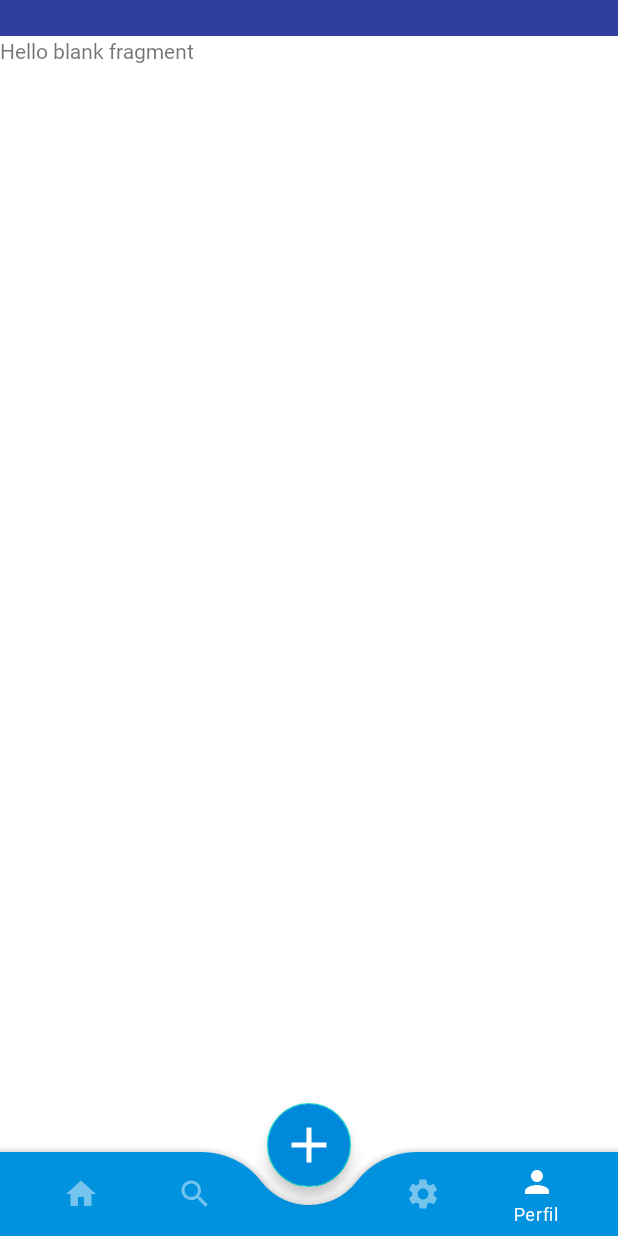
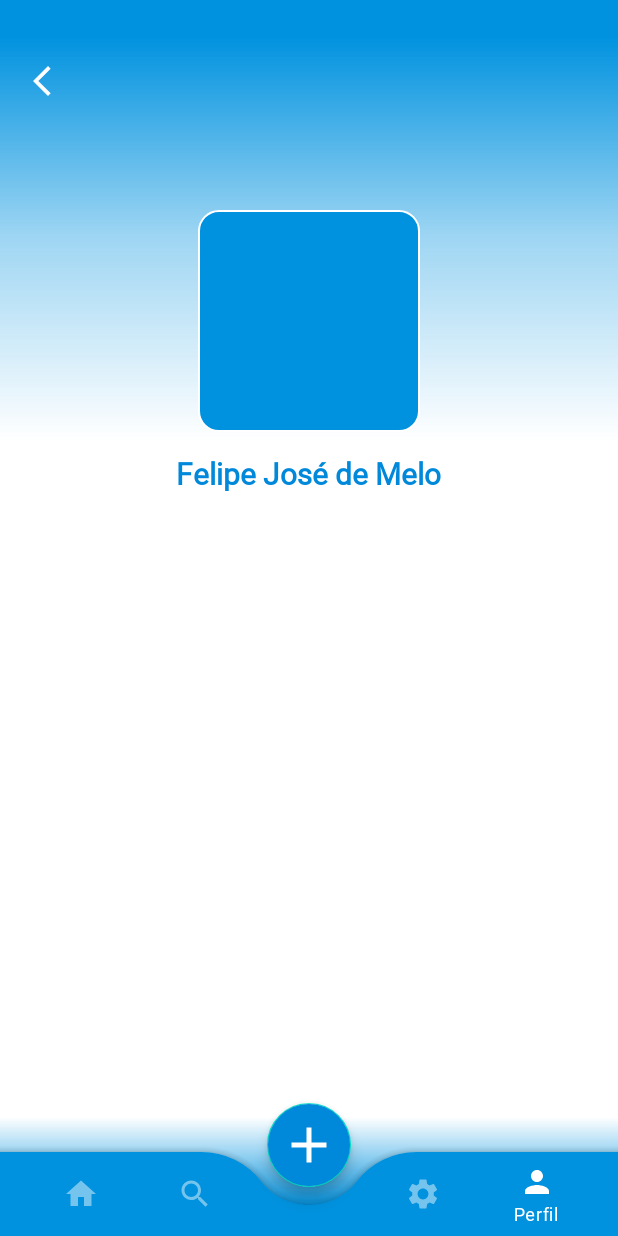
Before and after one commit to felipemelo7782/Teto_Br2, an Android app: the screen it shows after launch (HomeActivity), item 5 of the bottom bar chosen, on a phone screen of 412 x 824 dp. Run offline under Robolectric (Android 15) with nearby library versions, the phone set to English and light mode, and no system bars; our stand-ins replace data binding; 1 statement that could not run was skipped.

Commit message:
04.04.2024-2

```diff
--- a/app/build.gradle.kts
+++ b/app/build.gradle.kts
@@ -49,6 +49,7 @@ dependencies {
     implementation(libs.androidx.activity)
     implementation(libs.androidx.constraintlayout)
     implementation(libs.androidx.databinding)
+    implementation(libs.circleimageview)
     implementation(libs.androidx.coordinatorlayout)
     //kapt(libs.androidx.databindingCompiler)
     testImplementation(libs.junit)
--- a/app/src/main/AndroidManifest.xml
+++ b/app/src/main/AndroidManifest.xml
@@ -14,7 +14,6 @@
         tools:targetApi="31">
         <activity
             android:name=".activitys.HomeActivity"
-            android:theme="@style/Base2.Theme.TetoBr"
             android:exported="true" >
             <intent-filter>
                 <action android:name="android.intent.action.MAIN" />
--- a/app/src/main/java/com/techo/tetobr/activitys/HomeActivity.kt
+++ b/app/src/main/java/com/techo/tetobr/activitys/HomeActivity.kt
@@ -15,6 +15,7 @@ import com.techo.tetobr.fragments.EventsFragment
 import com.techo.tetobr.fragments.HomeFragment
 import com.techo.tetobr.fragments.ProfileFragment
 import com.techo.tetobr.fragments.SearchFragment
+import com.techo.tetobr.fragments.UsersFragment
 
 
 class HomeActivity : AppCompatActivity() {
@@ -23,7 +24,6 @@ class HomeActivity : AppCompatActivity() {
         enableEdgeToEdge()
         val binding = ActivityHomeBinding.inflate(layoutInflater)
         setContentView(binding.root)
-
         //-----------
         val statusBarHeight = getStatusBarHeight()
         binding.let {
@@ -33,13 +33,12 @@ class HomeActivity : AppCompatActivity() {
             hometoolbar.layoutParams = layoutParams }
         //-----------
         initializeLogic(binding)
-
     }
 
     private fun initializeLogic(it: ActivityHomeBinding) {
         val fragmentArrayList: ArrayList<Fragment> = ArrayList<Fragment>()
         fragmentArrayList.add(HomeFragment())
-        fragmentArrayList.add(SearchFragment())
+        fragmentArrayList.add(UsersFragment())
         fragmentArrayList.add(EventsFragment())
         fragmentArrayList.add(ProfileFragment())
         val adapterViewPager = AdapterViewPager(this, fragmentArrayList)
--- /dev/null
+++ b/app/src/main/res/drawable/background_gradient.xml
@@ -0,0 +1,14 @@
+<?xml version="1.0" encoding="utf-8"?>
+<shape xmlns:android="http://schemas.android.com/apk/res/android"
+    android:padding="10dp"
+    android:shape="rectangle">
+
+    <gradient
+        android:startColor="@color/blue"
+        android:centerColor="#600092DF"
+        android:endColor="@color/transparent"
+        android:angle="270"
+        />
+
+
+</shape>
--- /dev/null
+++ b/app/src/main/res/drawable/background_gradient_reverse.xml
@@ -0,0 +1,9 @@
+<?xml version="1.0" encoding="utf-8"?>
+<shape xmlns:android="http://schemas.android.com/apk/res/android"
+    android:padding="10dp"
+    android:shape="rectangle">
+
+    <gradient android:startColor="@color/transparent" android:endColor="@color/blue" android:angle="270" />
+
+
+</shape>
--- /dev/null
+++ b/app/src/main/res/drawable/baseline_back_24.xml
@@ -0,0 +1,5 @@
+<vector xmlns:android="http://schemas.android.com/apk/res/android" android:height="24dp" android:tint="#000000" android:viewportHeight="24" android:viewportWidth="24" android:width="24dp">
+
+    <path android:fillColor="@android:color/white" android:pathData="M17.77,3.77l-1.77,-1.77l-10,10l10,10l1.77,-1.77l-8.23,-8.23z"/>
+
+</vector>
--- /dev/null
+++ b/app/src/main/res/drawable/baseline_person_add_24.xml
@@ -0,0 +1,5 @@
+<vector xmlns:android="http://schemas.android.com/apk/res/android" android:height="24dp" android:tint="#000000" android:viewportHeight="24" android:viewportWidth="24" android:width="24dp">
+
+    <path android:fillColor="@android:color/white" android:pathData="M15,12c2.21,0 4,-1.79 4,-4s-1.79,-4 -4,-4 -4,1.79 -4,4 1.79,4 4,4zM6,10L6,7L4,7v3L1,10v2h3v3h2v-3h3v-2L6,10zM15,14c-2.67,0 -8,1.34 -8,4v2h16v-2c0,-2.66 -5.33,-4 -8,-4z"/>
+
+</vector>
--- a/app/src/main/res/layout/activity_home.xml
+++ b/app/src/main/res/layout/activity_home.xml
@@ -7,27 +7,28 @@
 
     </data>
     <LinearLayout
+        android:id="@+id/background"
         android:layout_width="match_parent"
         android:layout_height="match_parent"
         android:orientation="vertical"
         tools:context=".activitys.MainActivity"
-        android:background="@color/colorPrimaryDark"
+        android:background="@color/blue"
         android:gravity="top">
         <androidx.coordinatorlayout.widget.CoordinatorLayout
             android:id="@+id/toolbar"
             android:layout_width="match_parent"
             android:layout_height="match_parent"
             >
-
             <androidx.viewpager2.widget.ViewPager2
                 android:id="@+id/viewpager"
                 android:background="@color/white"
                 android:layout_width="match_parent"
                 android:layout_height="match_parent"
-                android:layout_marginBottom="20dp"
+                android:layout_marginBottom="14dp"
                 android:paddingBottom="5dp"
                 />
             <com.google.android.material.bottomappbar.BottomAppBar
+                android:theme="@style/Base2.Theme.TetoBr"
                 android:layout_width="match_parent"
                 android:layout_height="wrap_content"
                 android:layout_gravity="bottom"
@@ -45,11 +46,12 @@
                     app:menu="@menu/bottom_nav_menu"
                     app:labelVisibilityMode="auto"
                     android:background="@drawable/transparent_background"
-
+                    android:theme="@style/Base2.Theme.TetoBr"
                     />
             </com.google.android.material.bottomappbar.BottomAppBar>
 
             <com.google.android.material.floatingactionbutton.FloatingActionButton
+                android:theme="@style/Base2.Theme.TetoBr"
                 android:layout_width="wrap_content"
                 android:layout_height="wrap_content"
                 android:backgroundTint="@color/blueSecondary"
@@ -59,9 +61,6 @@
                 android:id="@+id/fab"
                 app:tint="@color/white"
                 android:contentDescription="@string/adicionar" />
-
-
-
         </androidx.coordinatorlayout.widget.CoordinatorLayout>
     </LinearLayout>
 </layout>
--- a/app/src/main/res/layout/fragment_profile.xml
+++ b/app/src/main/res/layout/fragment_profile.xml
@@ -1,21 +1,99 @@
 <?xml version="1.0" encoding="utf-8"?>
 <layout xmlns:android="http://schemas.android.com/apk/res/android"
-    xmlns:tools="http://schemas.android.com/tools">
+    xmlns:tools="http://schemas.android.com/tools"
+    xmlns:app="http://schemas.android.com/apk/res-auto">
 
     <data>
 
     </data>
 
     <LinearLayout
+
         android:layout_width="match_parent"
         android:layout_height="match_parent"
+        android:orientation="vertical"
         tools:context=".fragments.ProfileFragment">
+        <LinearLayout
+            android:gravity="center_horizontal"
+            android:layout_width="match_parent"
+            android:layout_height="wrap_content"
+            android:orientation="vertical"
+            android:background="@drawable/background_gradient"
+            >
+            <LinearLayout
+                android:id="@+id/topbar"
+                android:layout_width="match_parent"
+                android:orientation="horizontal"
+                android:layout_height="60dp">
 
-        <!-- TODO: Update blank fragment layout -->
-        <TextView
+                <ImageButton
+                    android:layout_width="wrap_content"
+                    android:layout_height="match_parent"
+                    android:background="@drawable/transparent_background"
+                    android:src="@drawable/baseline_back_24"
+                    android:padding="8dp"
+                    android:layout_marginStart="8dp"
+                    app:tint="@color/white"
+                    android:contentDescription="@string/txt_configuraces" />
+                <LinearLayout
+                    android:layout_width="0dp"
+                    android:layout_height="match_parent"
+                    android:gravity="end"
+                    android:layout_weight="1">
+
+                    <ImageButton
+                        android:visibility="gone"
+                        android:layout_width="wrap_content"
+                        android:layout_height="match_parent"
+                        android:background="@drawable/transparent_background"
+                        android:src="@drawable/baseline_settings_24"
+                        android:padding="8dp"
+                        app:tint="@color/white"
+                        android:contentDescription="@string/txt_configuraces" />
+                </LinearLayout>
+            </LinearLayout>
+
+            <ImageView
+                android:layout_marginTop="50dp"
+                android:layout_width="160dp"
+                android:layout_height="160dp"
+                android:scaleType="fitCenter"
+                android:padding="6dp"
+                android:src="@drawable/bg_rounded" />
+        </LinearLayout>
+        <LinearLayout
             android:layout_width="match_parent"
-            android:layout_height="match_parent"
-            android:text="@string/hello_blank_fragment" />
+            android:orientation="vertical"
+            android:paddingTop="8dp"
+            android:layout_weight="1"
+            android:layout_height="0dp">
+            <LinearLayout
+                android:layout_width="match_parent"
+                android:layout_height="wrap_content"
+                android:gravity="center">
+                <TextView
+                    android:layout_width="wrap_content"
+                    android:layout_height="wrap_content"
+                    android:layout_gravity="center"
+                    android:textColor="@color/blueSecondary"
+                    android:text="Felipe José de Melo"
+                    android:textStyle="bold"
+                    android:textSize="20sp"/>
 
+            </LinearLayout>
+
+            <androidx.recyclerview.widget.RecyclerView
+                android:layout_marginTop="8dp"
+                android:id="@+id/rv_eventos"
+                android:layout_width="match_parent"
+                android:layout_height="wrap_content"
+                />
+
+        </LinearLayout>
+        <View
+        android:layout_width="match_parent"
+        android:layout_height="60dp"
+        android:background="@drawable/background_gradient_reverse"
+        />
     </LinearLayout>
 </layout>
--- a/app/src/main/res/values/strings.xml
+++ b/app/src/main/res/values/strings.xml
@@ -12,4 +12,5 @@
     <string name="txt_perfil">Perfil</string>
     <string name="txt_todos">Todos</string>
     <string name="txt_recentes">Recentes</string>
+    <string name="txt_configuraces">CONFIGURAÇÕES</string>
 </resources>
--- a/app/src/main/res/values/themes.xml
+++ b/app/src/main/res/values/themes.xml
@@ -20,6 +20,14 @@
         <item name="colorSwitchThumbNormal">@color/colorSwitchThumbNormal</item> <!-- Cor padrão do polegar de um switch -->
 
     </style>
+    <style name="AppViewPagerStyle" parent="Base.Theme.TetoBr">
+        <!-- Customize attributes here -->
+        <item name="android:background">@color/white</item>
+        <item name="android:layout_marginBottom">14dp</item>
+        <item name="android:paddingBottom">5dp</item>
+    </style>
+
+
     <style name="Base2.Theme.TetoBr" parent="Theme.MaterialComponents.DayNight.NoActionBar">
 
         <!-- Customize your light theme here. -->
--- a/gradle/libs.versions.toml
+++ b/gradle/libs.versions.toml
@@ -10,6 +10,7 @@ material = "1.11.0"
 activity = "1.8.2"
 constraintlayout = "2.1.4"
 coordinatorlayout = "1.2.0"
+circleimageview = "3.1.0"
 databinding = "8.3.1"
 databindingcompiler = "8.3.0-rc02"
 
@@ -22,6 +23,7 @@ androidx-espresso-core = { group = "androidx.test.espresso", name = "espresso-co
 androidx-appcompat = { group = "androidx.appcompat", name = "appcompat", version.ref = "appcompat" }
 material = { group = "com.google.android.material", name = "material", version.ref = "material" }
 androidx-activity = { group = "androidx.activity", name = "activity", version.ref = "activity" }
+circleimageview = { group = "de.hdodenhof", name = "circleimageview", version.ref = "circleimageview" }
 androidx-constraintlayout = { group = "androidx.constraintlayout", name = "constraintlayout", version.ref = "constraintlayout" }
 androidx-databinding = { group = "androidx.databinding", name = "databinding-runtime", version.ref = "databinding" }
 
```
